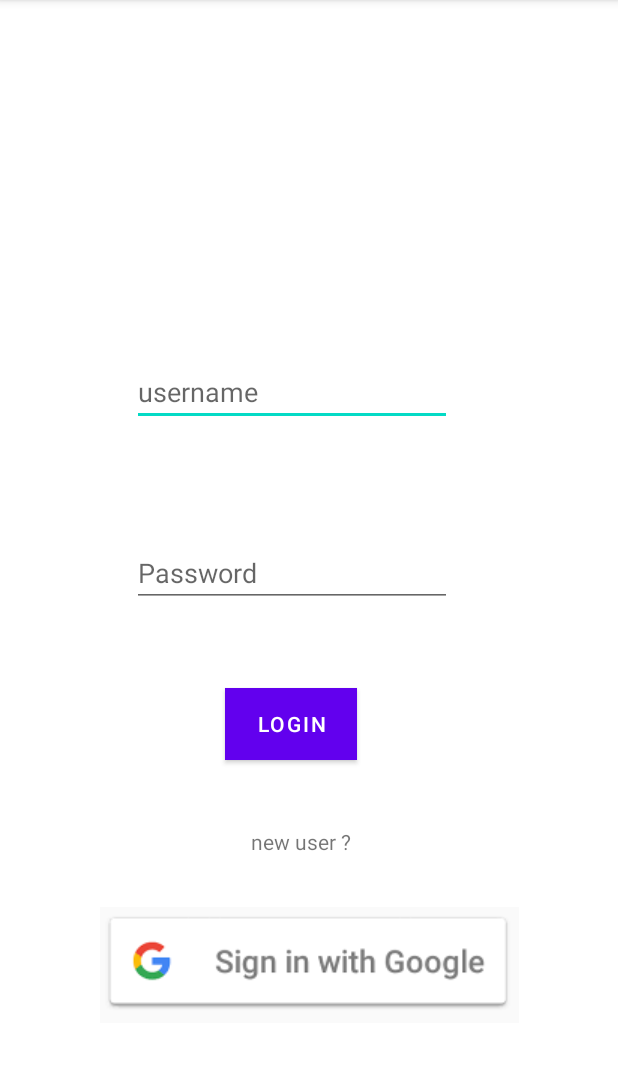
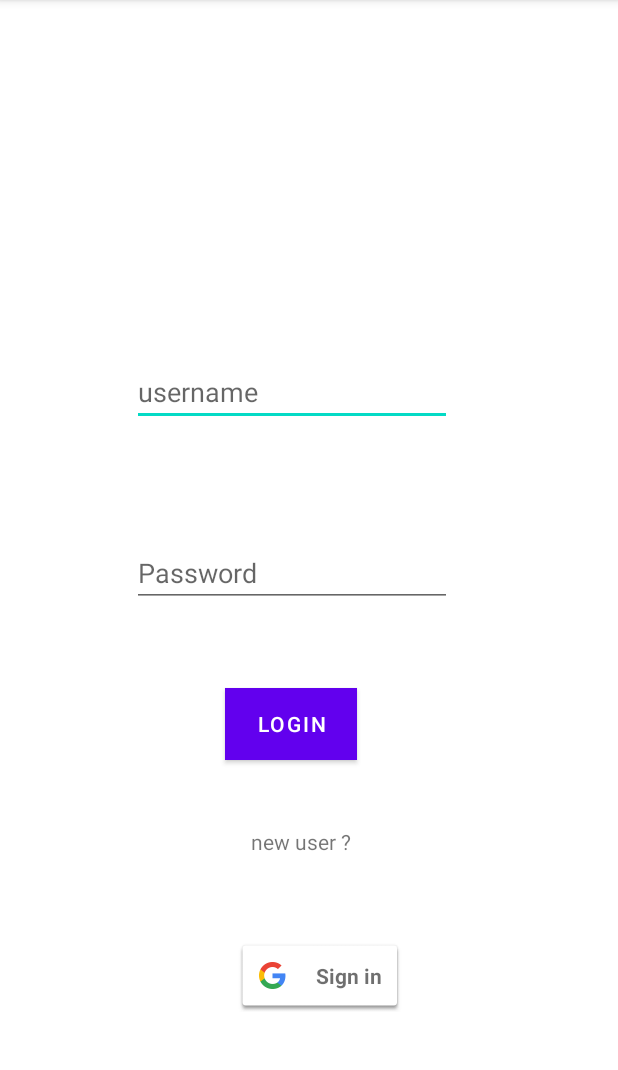
Before and after one commit to aalok574/groceryapp, an Android app: the screen it shows after launch (MainActivity), on a phone screen of 412 x 824 dp, the part 84-1154 px from its top. Run offline under Robolectric (Android 15) with nearby library versions, the phone set to English and light mode, and no system bars; our stand-ins replace Firebase (no records; nobody signed in at launch, a user with empty details on screens opened directly).

Commit message:
Grocerry app

```diff
--- a/app/src/main/java/com/example/groceryapp/MainActivity.java
+++ b/app/src/main/java/com/example/groceryapp/MainActivity.java
@@ -44,7 +44,6 @@ public class MainActivity<userpassword, username> extends AppCompatActivity {
         epassword = (EditText) findViewById(R.id.editTextTextPassword);
         elogin = (Button) findViewById(R.id.button);
         userRegistration = (TextView) findViewById(R.id.textView4);
-        eimage = findViewById(R.id.imageButton);
         firebaseAuth = FirebaseAuth.getInstance();
         mAuth = FirebaseAuth.getInstance();
         FirebaseUser user = firebaseAuth.getCurrentUser();
@@ -71,12 +70,13 @@ public class MainActivity<userpassword, username> extends AppCompatActivity {
             .requestEmail()
             .build();
     mGoogleSignInClient = GoogleSignIn.getClient(this, gso);
- eimage.setOnClickListener(new View.OnClickListener() {
-        @Override
-        public void onClick(View v) {
-            signIn();
-        }
-    });
+        findViewById(R.id.sign_in_button).setOnClickListener(new View.OnClickListener() {
+            @Override
+            public void onClick(View v) {
+                signIn();
+            }
+        });
+
 }
     private void signIn() {
         Intent signInIntent = mGoogleSignInClient.getSignInIntent();
--- a/app/src/main/res/layout/activity_main.xml
+++ b/app/src/main/res/layout/activity_main.xml
@@ -59,16 +59,15 @@
         app:layout_constraintTop_toBottomOf="@+id/button"
         app:layout_constraintVertical_bias="0.185" />
 
-    <ImageButton
-        android:id="@+id/imageButton"
-        android:layout_width="279dp"
-        android:layout_height="77dp"
-        android:layout_marginBottom="52dp"
+    <com.google.android.gms.common.SignInButton
+        android:id="@+id/sign_in_button"
+        android:layout_width="wrap_content"
+        android:layout_height="wrap_content"
         app:layout_constraintBottom_toBottomOf="parent"
         app:layout_constraintEnd_toEndOf="parent"
+        app:layout_constraintHorizontal_bias="0.524"
         app:layout_constraintStart_toStartOf="parent"
         app:layout_constraintTop_toBottomOf="@+id/textView4"
-        app:srcCompat="@drawable/download" />
-
+        app:layout_constraintVertical_bias="0.372" />
 
 </androidx.constraintlayout.widget.ConstraintLayout>
```
